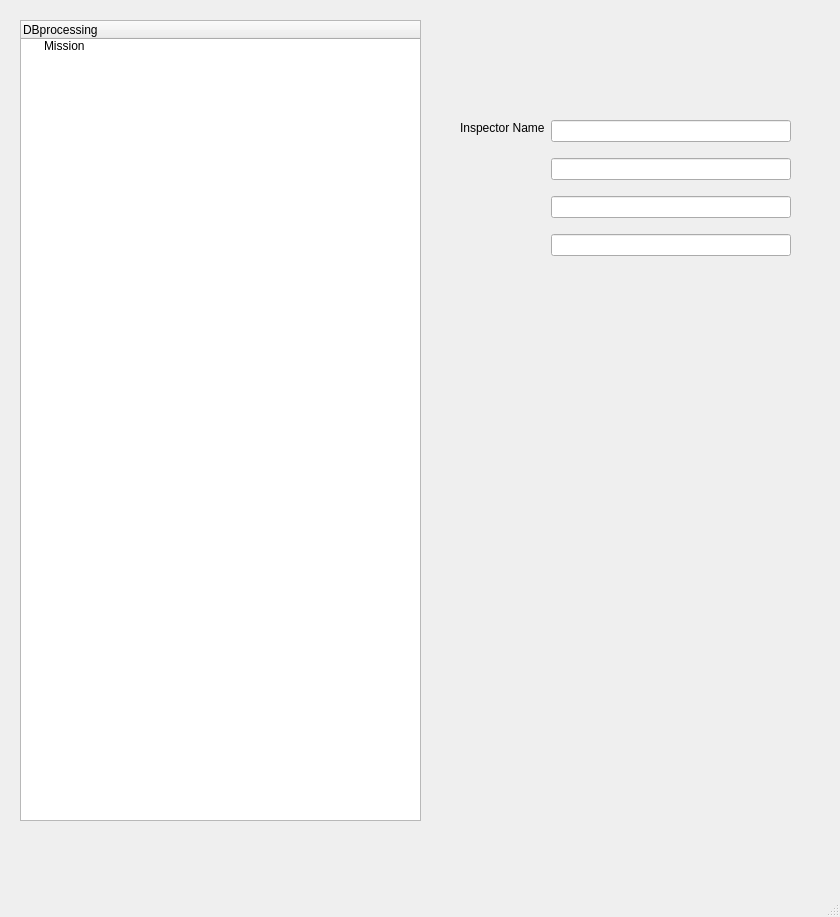
First picture: the form in gui/MainUI.ui, repository spacepy/dbprocessing, before the edit.
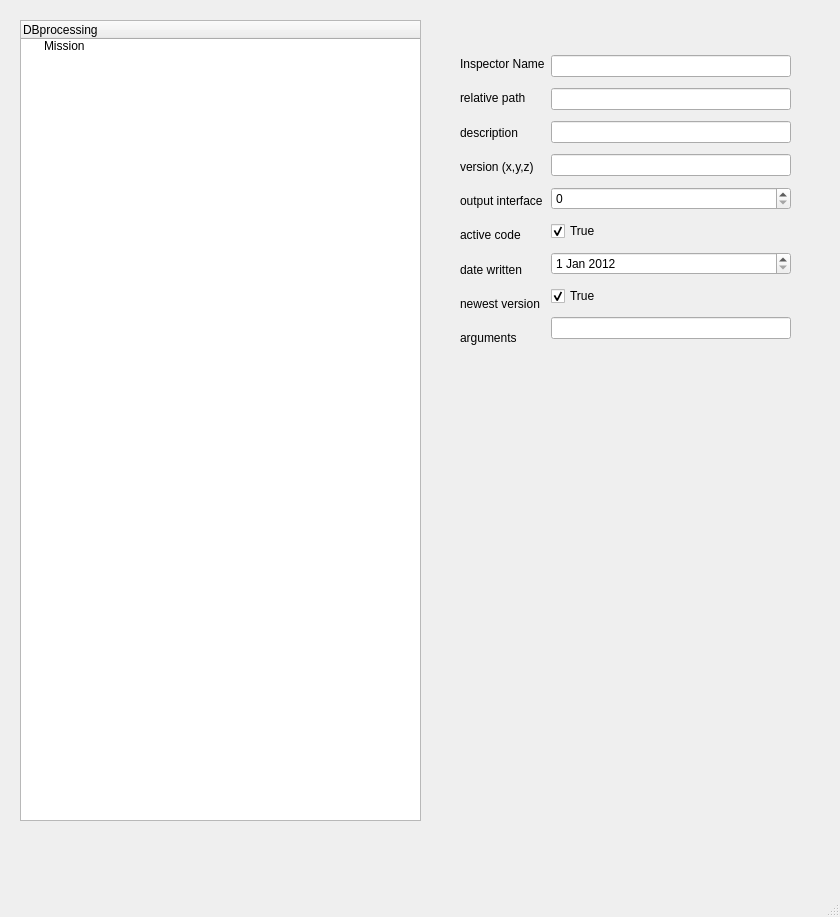
Second picture: the form after the edit. The open tabs and pages were chosen to show the change.

Commit message: gui: futher work in populating the gui

Diff of the .ui file:
```diff
--- a/gui/MainUI.ui
+++ b/gui/MainUI.ui
@@ -358,9 +358,9 @@
       <property name="geometry">
        <rect>
         <x>10</x>
-        <y>90</y>
+        <y>30</y>
         <width>331</width>
-        <height>157</height>
+        <height>302</height>
        </rect>
       </property>
       <layout class="QHBoxLayout" name="horizontalLayout_6">
@@ -376,21 +376,56 @@
          <item>
           <widget class="QLabel" name="label_24">
            <property name="text">
-            <string/>
+            <string>relative path</string>
            </property>
           </widget>
          </item>
          <item>
           <widget class="QLabel" name="label_25">
            <property name="text">
-            <string/>
+            <string>description</string>
            </property>
           </widget>
          </item>
          <item>
           <widget class="QLabel" name="label_26">
            <property name="text">
-            <string/>
+            <string>version (x,y,z)</string>
+           </property>
+          </widget>
+         </item>
+         <item>
+          <widget class="QLabel" name="label_27">
+           <property name="text">
+            <string>output interface</string>
+           </property>
+          </widget>
+         </item>
+         <item>
+          <widget class="QLabel" name="label_28">
+           <property name="text">
+            <string>active code</string>
+           </property>
+          </widget>
+         </item>
+         <item>
+          <widget class="QLabel" name="label_29">
+           <property name="text">
+            <string>date written</string>
+           </property>
+          </widget>
+         </item>
+         <item>
+          <widget class="QLabel" name="label_30">
+           <property name="text">
+            <string>newest version</string>
+           </property>
+          </widget>
+         </item>
+         <item>
+          <widget class="QLabel" name="label_31">
+           <property name="text">
+            <string>arguments</string>
            </property>
           </widget>
          </item>
@@ -410,6 +445,57 @@
          <item>
           <widget class="QLineEdit" name="prod_format_box_6"/>
          </item>
+         <item>
+          <widget class="QSpinBox" name="spinBox"/>
+         </item>
+         <item>
+          <widget class="QCheckBox" name="checkBox">
+           <property name="text">
+            <string>True</string>
+           </property>
+           <property name="checked">
+            <bool>true</bool>
+           </property>
+          </widget>
+         </item>
+         <item>
+          <widget class="QDateEdit" name="dateEdit">
+           <property name="date">
+            <date>
+             <year>2012</year>
+             <month>1</month>
+             <day>1</day>
+            </date>
+           </property>
+           <property name="maximumDate">
+            <date>
+             <year>2020</year>
+             <month>12</month>
+             <day>31</day>
+            </date>
+           </property>
+           <property name="minimumDate">
+            <date>
+             <year>2012</year>
+             <month>1</month>
+             <day>1</day>
+            </date>
+           </property>
+          </widget>
+         </item>
+         <item>
+          <widget class="QCheckBox" name="checkBox_2">
+           <property name="text">
+            <string>True</string>
+           </property>
+           <property name="checked">
+            <bool>true</bool>
+           </property>
+          </widget>
+         </item>
+         <item>
+          <widget class="QLineEdit" name="prod_format_box_9"/>
+         </item>
         </layout>
        </item>
       </layout>
```
Left out of the diff: 161 changed lines with no effect on the pictures. The commit also changes 1 other file.
